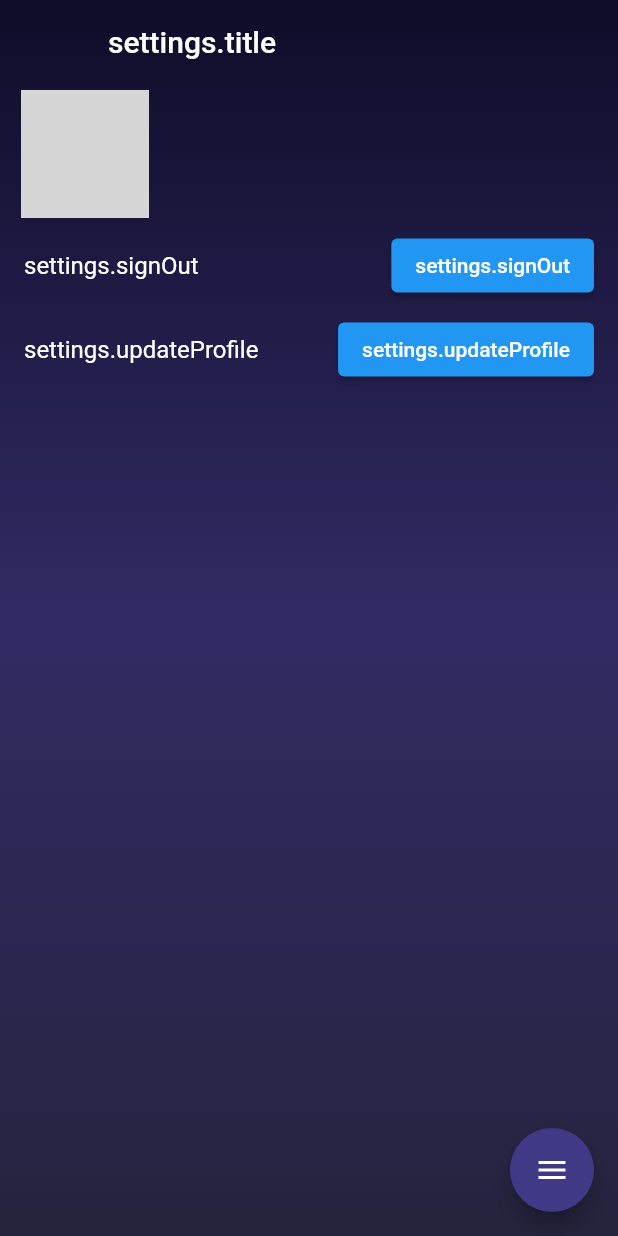
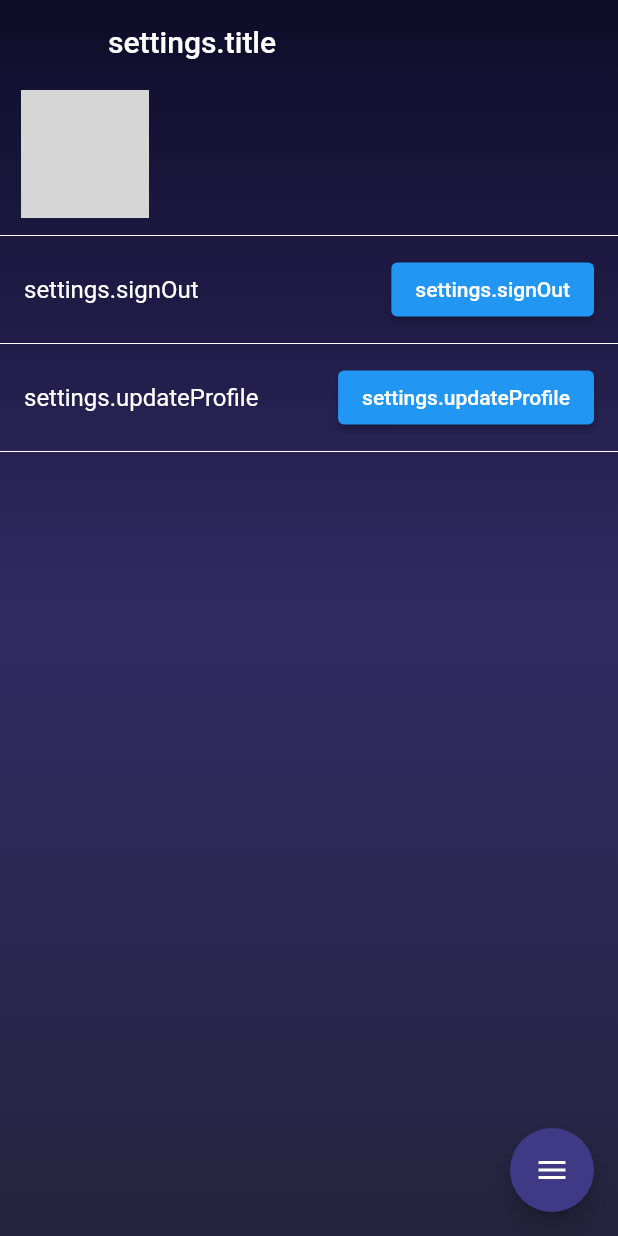
Before and after one commit to sbs-app/mobile-app, a Flutter app: the screen it shows once a user with an empty profile is signed in, after a tap on the "settings" icon, on a phone screen of 412 x 824 dp. Run offline on Flutter 3.47's test engine with Material 2 defaults, Android fonts, the phone set to English and light mode, and no system bars; drawn by our look-alikes of flutter_speed_dial; our stand-ins replace cloud_firestore, firebase_auth, firebase_core, firebase_storage, get, get_storage and 2 more; missing offline and left inert: slide_digital_clock; accounts and stored records are empty; network calls fail; grey boxes are pictures that could not be loaded.

Commit message:
new code

```diff
--- a/lib/ui/home.dart
+++ b/lib/ui/home.dart
@@ -23,6 +23,11 @@ class HomeUI extends StatelessWidget {
           : Scaffold(
               extendBodyBehindAppBar: true,
               appBar: AppBar(
+                leading: IconButton(
+                  icon: Icon(Icons.arrow_back_ios_new_rounded),
+                  color: Colors.transparent,
+                  onPressed: () => Navigator.of(context).pop(),
+                ),
                 title: Text(
                   'home.title'.tr,
                   style: TextStyle(color: Colors.white),
--- a/lib/ui/settings.dart
+++ b/lib/ui/settings.dart
@@ -91,9 +91,10 @@ class SettingsUI extends StatelessWidget {
             Card(
                 color: Colors.transparent,
                 elevation: 0,
-                child: Row(children: [
+                child: Row(
+                  children: [
                     Container(
-                      margin: EdgeInsets.only(right: 30, left: 10),
+                        margin: EdgeInsets.only(right: 70, left: 10),
                         width: 85,
                         height: 85,
                         child: CircleAvatar(
@@ -102,17 +103,28 @@ class SettingsUI extends StatelessWidget {
                           child: ClipOval(
                               child: Image.network(
                             authController.firestoreUser.value!.photoUrl,
-                          fit: BoxFit.fill,
                             width: 100,
                             height: 100,
+                            fit: BoxFit.cover,
                           )),
                         )),
-                  Text(
+                    Expanded(
+                      child: Text(
                         '${authController.firestoreUser.value!.name}',
-                    style: TextStyle(color: Colors.white),
+                        maxLines: 1,
+                        overflow: TextOverflow.ellipsis,
+                        style: TextStyle(
+                          color: Colors.white,
+                          fontSize: 18,
+                          fontWeight: FontWeight.bold,
+                        ),
+                      ),
                     )
-                ])),
-
+                  ],
+                )),
+            Divider(
+              color: Colors.white,
+            ),
             ListTile(
               title: Text(
                 'settings.signOut'.tr,
@@ -127,6 +139,9 @@ class SettingsUI extends StatelessWidget {
                 ),
               ),
             ),
+            Divider(
+              color: Colors.white,
+            ),
             ListTile(
                 title: Text(
                   'settings.updateProfile'.tr,
@@ -140,6 +155,9 @@ class SettingsUI extends StatelessWidget {
                     'settings.updateProfile'.tr,
                   ),
                 )),
+            Divider(
+              color: Colors.white,
+            ),
           ],
         ));
   }
```
Lines whose indentation alone changed are shown as unchanged.
